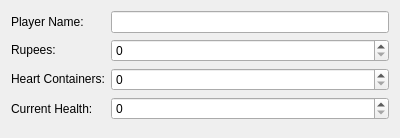
This is save editor/SS_SaveEditor/forms/gameinfowidget.ui in Antidote/skyward-sword-save-editor as Qt 5 draws it before an edit. The edited form follows.
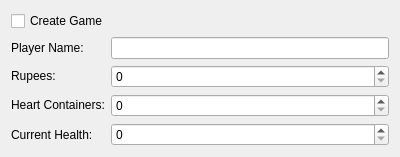
This is the edited form.

Diff of the .ui file:
```diff
--- a/save editor/SS_SaveEditor/forms/gameinfowidget.ui
+++ b/save editor/SS_SaveEditor/forms/gameinfowidget.ui
@@ -7,54 +7,27 @@
     <x>0</x>
     <y>0</y>
     <width>400</width>
-    <height>138</height>
+    <height>145</height>
    </rect>
   </property>
   <property name="windowTitle">
    <string>Form</string>
   </property>
   <layout class="QGridLayout" name="gridLayout">
-   <item row="2" column="1">
-    <widget class="QSpinBox" name="heartContainersSpinBox"/>
-   </item>
    <item row="3" column="1">
-    <widget class="QSpinBox" name="currentHealthSpinBox"/>
+    <widget class="QSpinBox" name="heartContainersSpinBox"/>
    </item>
    <item row="2" column="0">
-    <widget class="QLabel" name="heartContainersLbl">
-     <property name="text">
-      <string>&lt;html&gt;&lt;head/&gt;&lt;body&gt;&lt;p&gt;Heart Containers:&lt;/p&gt;&lt;/body&gt;&lt;/html&gt;</string>
-     </property>
-    </widget>
-   </item>
-   <item row="3" column="0">
-    <widget class="QLabel" name="currentHealthLbl">
-     <property name="text">
-      <string>Current Health:</string>
-     </property>
-    </widget>
-   </item>
-   <item row="0" column="0">
-    <widget class="QLabel" name="playerNameWidget">
-     <property name="text">
-      <string>Player Name:</string>
-     </property>
-    </widget>
-   </item>
-   <item row="0" column="1">
-    <widget class="QLineEdit" name="playerNameLineEdit"/>
-   </item>
-   <item row="1" column="0">
     <widget class="QLabel" name="rupeesLabel">
      <property name="text">
       <string>&lt;html&gt;&lt;head/&gt;&lt;body&gt;&lt;p&gt;Rupees:&lt;/p&gt;&lt;/body&gt;&lt;/html&gt;</string>
      </property>
     </widget>
    </item>
-   <item row="1" column="1">
+   <item row="2" column="1">
     <widget class="QSpinBox" name="rupeesSpinBox"/>
    </item>
-   <item row="4" column="1">
+   <item row="6" column="1">
     <spacer name="verticalSpacer">
      <property name="orientation">
       <enum>Qt::Vertical</enum>
@@ -67,6 +40,40 @@
      </property>
     </spacer>
    </item>
+   <item row="1" column="1">
+    <widget class="QLineEdit" name="playerNameLineEdit"/>
+   </item>
+   <item row="3" column="0">
+    <widget class="QLabel" name="heartContainersLbl">
+     <property name="text">
+      <string>&lt;html&gt;&lt;head/&gt;&lt;body&gt;&lt;p&gt;Heart Containers:&lt;/p&gt;&lt;/body&gt;&lt;/html&gt;</string>
+     </property>
+    </widget>
+   </item>
+   <item row="4" column="0">
+    <widget class="QLabel" name="currentHealthLbl">
+     <property name="text">
+      <string>Current Health:</string>
+     </property>
+    </widget>
+   </item>
+   <item row="4" column="1">
+    <widget class="QSpinBox" name="currentHealthSpinBox"/>
+   </item>
+   <item row="1" column="0">
+    <widget class="QLabel" name="playerNameWidget">
+     <property name="text">
+      <string>Player Name:</string>
+     </property>
+    </widget>
+   </item>
+   <item row="0" column="0" colspan="2">
+    <widget class="QCheckBox" name="createGameChkBox">
+     <property name="text">
+      <string>Create Game</string>
+     </property>
+    </widget>
+   </item>
   </layout>
  </widget>
  <resources/>
```
Left out of the diff: 7 changed lines with no effect on the pictures.
